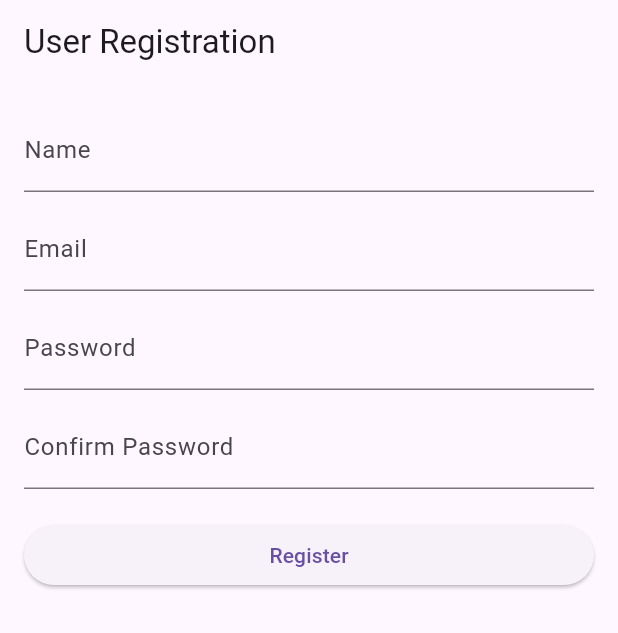
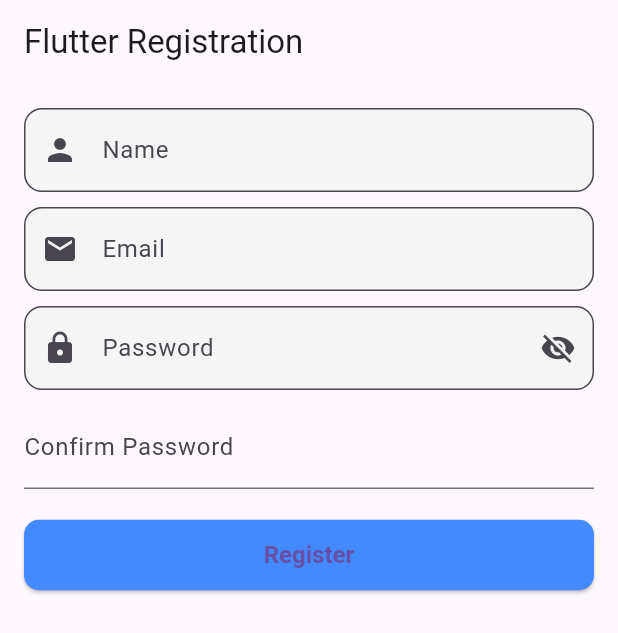
Before and after one commit to w3villa-pushkar-gupta/futter-registration, a Flutter app: the screen it shows after launch, on a phone screen of 412 x 824 dp. Shown: the top 633 px of the screen. Run offline on Flutter 3.47's test engine with Material 3 defaults, Android fonts, the phone set to English and light mode, and no system bars.

Commit message:
Update password show button

```diff
--- a/lib/main.dart
+++ b/lib/main.dart
@@ -25,6 +25,8 @@ class _RegistrationPageState extends State<RegistrationPage> {
   final _emailController = TextEditingController();
   final _passwordController = TextEditingController();
   final _confirmPasswordController = TextEditingController();
+  bool _obscurePassword = true;
+  bool _obscureConfirmPassword = true;
 
   @override
   void dispose() {
@@ -87,7 +89,7 @@ class _RegistrationPageState extends State<RegistrationPage> {
   @override
   Widget build(BuildContext context) {
     return Scaffold(
-      appBar: AppBar(title: Text('User Registration')),
+      appBar: AppBar(title: Text('Flutter Registration')),
       body: Padding(
         padding: const EdgeInsets.all(16.0),
         child: Form(
@@ -96,20 +98,53 @@ class _RegistrationPageState extends State<RegistrationPage> {
             children: [
               TextFormField(
                 controller: _nameController,
-                decoration: InputDecoration(labelText: 'Name'),
+                decoration: InputDecoration(
+                  prefixIcon: Icon(Icons.person),
+                  labelText: 'Name',
+                  filled: true,
+                  fillColor: Colors.grey[100],
+                  border: OutlineInputBorder(
+                      borderRadius: BorderRadius.circular(12)),
+                ),
                 validator: _validateName,
               ),
               SizedBox(height: 10),
               TextFormField(
                 controller: _emailController,
-                decoration: InputDecoration(labelText: 'Email'),
+                decoration: InputDecoration(
+                  prefixIcon: Icon(Icons.email),
+                  labelText: 'Email',
+                  filled: true,
+                  fillColor: Colors.grey[100],
+                  border: OutlineInputBorder(
+                      borderRadius: BorderRadius.circular(12)),
+                ),
                 validator: _validateEmail,
               ),
               SizedBox(height: 10),
               TextFormField(
                 controller: _passwordController,
-                decoration: InputDecoration(labelText: 'Password'),
-                obscureText: true,
+                decoration: InputDecoration(
+                  prefixIcon: Icon(Icons.lock),
+                  labelText: 'Password',
+                  filled: true,
+                  fillColor: Colors.grey[100],
+                  border: OutlineInputBorder(
+                      borderRadius: BorderRadius.circular(12)),
+                  suffixIcon: IconButton(
+                    icon: Icon(
+                      _obscurePassword
+                          ? Icons.visibility_off
+                          : Icons.visibility,
+                    ),
+                    onPressed: () {
+                      setState(() {
+                        _obscurePassword = !_obscurePassword;
+                      });
+                    },
+                  ),
+                ),
+                obscureText: _obscurePassword,
                 validator: _validatePassword,
               ),
               SizedBox(height: 10),
@@ -122,6 +157,14 @@ class _RegistrationPageState extends State<RegistrationPage> {
               SizedBox(height: 20),
               ElevatedButton(
                 onPressed: _submitForm,
+                style: ElevatedButton.styleFrom(
+                  backgroundColor: Colors.blueAccent,
+                  shape: RoundedRectangleBorder(
+                      borderRadius: BorderRadius.circular(10)),
+                  padding: EdgeInsets.symmetric(vertical: 14),
+                  textStyle:
+                      TextStyle(fontSize: 16, fontWeight: FontWeight.bold),
+                ),
                 child: Text('Register'),
               ),
             ],
```
